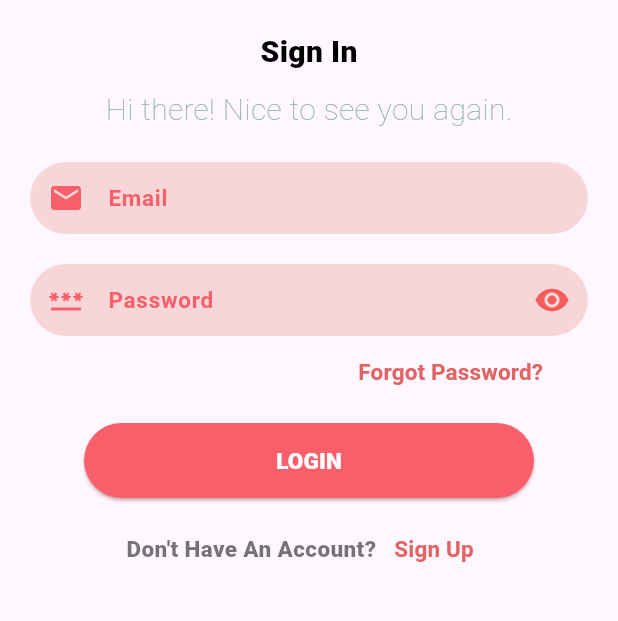
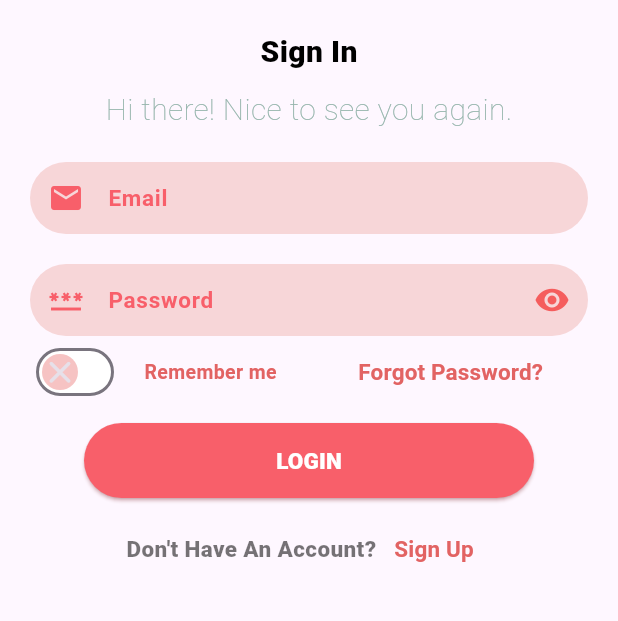
Before and after one commit to Huzaifa-367/Dengue-Tracer, a Flutter app: the screen it shows after launch, on a phone screen of 412 x 824 dp, the part 435-1056 px from its top. Run offline on Flutter 3.47's test engine with Material 2 defaults, Android fonts, the phone set to English and light mode, and no system bars; our stand-ins replace awesome_bottom_bar, babstrap_settings_screen, dio, flutter_svg, geocoding, geolocator and 9 more; missing offline and left inert: app_feedback, custom_date_range_picker, custom_info_window, expandable_datatable, flutter_custom_selector, flutter_place_picker and 4 more; accounts and stored records are empty.

Commit message:
work on remember

```diff
--- a/lib/Global/constant.dart
+++ b/lib/Global/constant.dart
@@ -1,6 +1,7 @@
 import 'package:dengue_tracing_application/screens/Authentication/models/usermodel.dart';
 import 'package:flutter/material.dart';
 
+Color tnColor = const Color.fromARGB(255, 255, 0, 17);
 Color btnColor = const Color(0XFFf85f6a);
 Color bkColor = const Color.fromARGB(255, 247, 214, 216);
 Color txtColor = const Color.fromARGB(255, 0, 0, 0);
@@ -11,6 +12,7 @@ Color greenColor = Colors.green.shade200;
 String ip = 'http://192.168.9.7/FYP_Api/API/SERVER';
 String imgpath = 'http://192.168.9.7/FYP_Api/Images/';
 User? loggedInUser;
+bool? isRemember = false;
 //User? loggedInUsercopy;
 String mapapikey = "AIzaSyDdb1AI9QsduWLWJs-Dx4_MaPL3VO4XPdw";
 String? otp;
--- a/lib/screens/Authentication/Login.dart
+++ b/lib/screens/Authentication/Login.dart
@@ -7,6 +7,8 @@ import 'package:dengue_tracing_application/screens/Authentication/Signup.dart';
 import 'package:dengue_tracing_application/screens/Authentication/models/User.dart';
 
 import 'package:flutter/material.dart';
+
+import 'package:shared_preferences/shared_preferences.dart';
 
 class LoginScreen extends StatefulWidget {
   const LoginScreen({Key? key}) : super(key: key);
@@ -22,16 +24,30 @@ class _LoginScreenState extends State<LoginScreen> {
   TextEditingController passwordcont = TextEditingController();
   //TextEditingController text = TextEditingController();
   bool? isVisible = true;
+//Shared Preference start
 
-  // Timer? timer;
-  // @override
-  // void initState() {
-  //   super.initState();
-  //   timer = Timer.periodic(
-  //       const Duration(seconds: 2),
-  //       (Timer t) => login(
-  //           loggedInUsercopy!.email, loggedInUsercopy!.password, context));
-  // }
+  //bool isRemember = false;
+
+  @override
+  void initState() {
+    super.initState();
+    _Remember();
+  }
+
+  void _Remember() async {
+    SharedPreferences prefs = await SharedPreferences.getInstance();
+    setState(() {
+      isRemember = prefs.getBool('save') ?? false;
+    });
+  }
+
+  // ignore: non_constant_identifier_names
+  void _savestatus(bool value) async {
+    SharedPreferences prefs = await SharedPreferences.getInstance();
+    prefs.setBool('save', value);
+  }
+
+  //Shared Preference End
 
   @override
   Widget build(BuildContext context) {
@@ -119,8 +135,49 @@ class _LoginScreenState extends State<LoginScreen> {
                   Padding(
                     padding: const EdgeInsets.only(right: 18.0),
                     child: Row(
-                      mainAxisAlignment: MainAxisAlignment.end,
+                      mainAxisAlignment: MainAxisAlignment.spaceBetween,
                       children: [
+                        Switch.adaptive(
+                          thumbIcon: MaterialStateProperty.resolveWith<Icon?>(
+                              (Set<MaterialState> states) {
+                            return isRemember == true
+                                ? const Icon(
+                                    Icons.check_circle_outline_rounded,
+                                    size: 25,
+                                  )
+                                : const Icon(
+                                    Icons.close_rounded,
+                                    size: 25,
+                                  );
+                          }),
+                          inactiveTrackColor:
+                              const Color.fromARGB(255, 255, 255, 255),
+                          inactiveThumbColor:
+                              const Color.fromARGB(255, 246, 195, 195),
+                          //enableFeedback: true,
+
+                          activeColor: btnColor,
+                          value: isRemember!,
+                          onChanged: (value) {
+                            setState(
+                              () {
+                                isRemember = value;
+                                _savestatus(value);
+                              },
+                            );
+                          },
+                        ),
+                        const Text(
+                          "Remember me",
+                          style: TextStyle(
+                            fontWeight: FontWeight.w700,
+                            color: Color.fromARGB(255, 226, 99, 99),
+                            fontSize: 13,
+                          ),
+                        ),
+                        const SizedBox(
+                          width: 10,
+                        ),
                         TextButton(
                           onPressed: (() {
                             Navigator.of(context).push(
--- a/lib/screens/Authentication/models/User.dart
+++ b/lib/screens/Authentication/models/User.dart
@@ -17,6 +17,7 @@ login(email, password, context) async {
     //log(response.data);
     if (response.data != 'false') {
       loggedInUser = User.fromMap(response.data);
+
       //loggedInUsercopy = loggedInUser;
       Navigator.of(context).push(
         MaterialPageRoute(
--- a/pubspec.yaml
+++ b/pubspec.yaml
@@ -59,6 +59,7 @@ dependencies:
   url_launcher: ^6.1.10
   app_feedback: ^0.0.2
   email_otp: ^1.0.4
+  widget_and_text_animator: ^1.0.9
   #pull_to_refresh: ^2.0.0
 
 
```
Also changed, not shown: lib/screens/Settings/Profile_Screen.dart (+0 -48 lines), lib/screens/Welcome/splashscreen.dart (+35 -11 lines), pubspec.lock.
